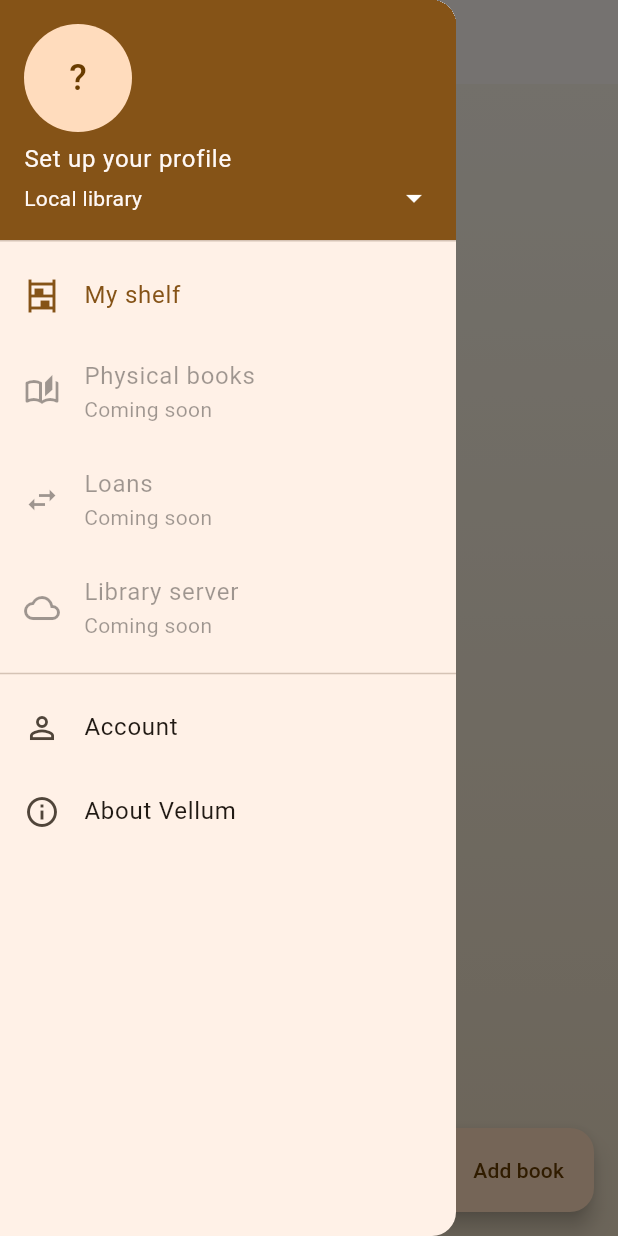
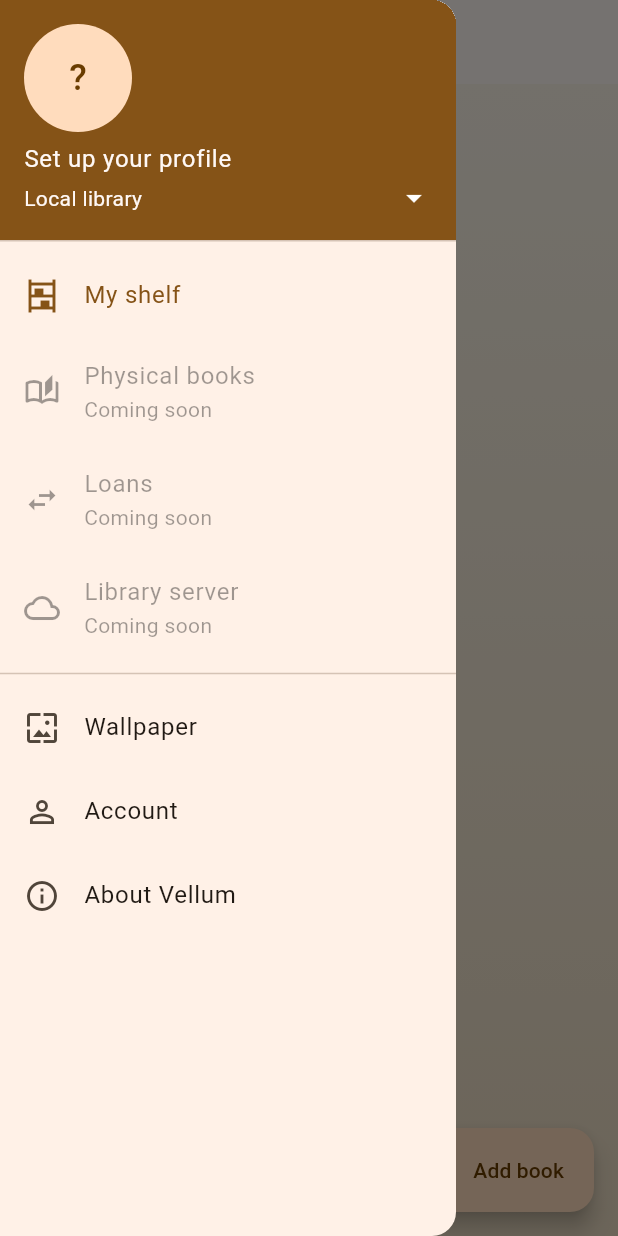
Before and after one commit to AndreiVladescu/Vellum, a Flutter app: the screen it shows after launch, with the side drawer open, on a phone screen of 412 x 824 dp. Run offline on Flutter 3.47's test engine with Material 3 defaults, Android fonts, the phone set to English and light mode, and no system bars; our stand-ins replace drift, drift_flutter, shared_preferences; missing offline and left inert: file_selector, pdfrx; accounts and stored records are empty; generated files the repository leaves out were written again.

Commit message:
Wallpaper options, delete confirmation, book take-out animation
- Selectable wallpapers (parchment, fern on white wall, ocean blue)
  with live previews in the drawer, persisted via shared_preferences
- "Are you sure" dialog before removing a book from the library
- Custom open animation: spine lifts off the shelf, flips 180° in 3D
  to reveal the front cover, then opens into the detail page
  (replaces the OpenContainer transform; animations package removed)

```diff
--- a/app/lib/app_drawer.dart
+++ b/app/lib/app_drawer.dart
@@ -2,11 +2,54 @@ import 'package:flutter/material.dart';
 
 import 'account/account_page.dart';
 import 'account/user_profile.dart';
+import 'settings/app_settings.dart';
+import 'settings/wallpaper.dart';
 
 class AppDrawer extends StatelessWidget {
-  const AppDrawer({super.key, required this.profile});
+  const AppDrawer(
+      {super.key, required this.profile, required this.settings});
 
   final UserProfileStore profile;
+  final AppSettingsStore settings;
+
+  Future<void> _pickWallpaper(BuildContext context) async {
+    Navigator.of(context).pop(); // close the drawer
+    await showDialog<void>(
+      context: context,
+      builder: (dialogContext) => SimpleDialog(
+        title: const Text('Wallpaper'),
+        children: [
+          for (final wallpaper in Wallpaper.values)
+            SimpleDialogOption(
+              onPressed: () {
+                settings.setWallpaper(wallpaper);
+                Navigator.of(dialogContext).pop();
+              },
+              child: Row(
+                children: [
+                  ClipRRect(
+                    borderRadius: BorderRadius.circular(6),
+                    child: SizedBox(
+                      width: 72,
+                      height: 44,
+                      child: WallpaperBackground(
+                        wallpaper: wallpaper,
+                        child: const SizedBox.expand(),
+                      ),
+                    ),
+                  ),
+                  const SizedBox(width: 14),
+                  Expanded(child: Text(wallpaper.label)),
+                  if (settings.wallpaper == wallpaper)
+                    Icon(Icons.check,
+                        color: Theme.of(dialogContext).colorScheme.primary),
+                ],
+              ),
+            ),
+        ],
+      ),
+    );
+  }
 
   void _openAccount(BuildContext context) {
     Navigator.of(context).pop(); // close the drawer first
@@ -62,6 +105,11 @@ class AppDrawer extends StatelessWidget {
           ),
           const Divider(),
           ListTile(
+            leading: const Icon(Icons.wallpaper),
+            title: const Text('Wallpaper'),
+            onTap: () => _pickWallpaper(context),
+          ),
+          ListTile(
             leading: const Icon(Icons.person_outline),
             title: const Text('Account'),
             onTap: () => _openAccount(context),
--- a/app/lib/main.dart
+++ b/app/lib/main.dart
@@ -6,20 +6,30 @@ import 'app_drawer.dart';
 import 'book_detail/book_detail_page.dart';
 import 'data/database.dart';
 import 'data/library_repository.dart';
+import 'settings/app_settings.dart';
+import 'settings/wallpaper.dart';
 import 'shelf/shelf_view.dart';
 
 Future<void> main() async {
   WidgetsFlutterBinding.ensureInitialized();
   final repository = await LibraryRepository.open(VellumDatabase());
   final profile = await UserProfileStore.load();
-  runApp(VellumApp(repository: repository, profile: profile));
+  final settings = await AppSettingsStore.load();
+  runApp(VellumApp(
+      repository: repository, profile: profile, settings: settings));
 }
 
 class VellumApp extends StatelessWidget {
-  const VellumApp({super.key, required this.repository, required this.profile});
+  const VellumApp({
+    super.key,
+    required this.repository,
+    required this.profile,
+    required this.settings,
+  });
 
   final LibraryRepository repository;
   final UserProfileStore profile;
+  final AppSettingsStore settings;
 
   @override
   Widget build(BuildContext context) {
@@ -33,17 +43,23 @@ class VellumApp extends StatelessWidget {
         colorSchemeSeed: const Color(0xFF7A5C3E),
         brightness: Brightness.dark,
       ),
-      home: LibraryPage(repository: repository, profile: profile),
+      home: LibraryPage(
+          repository: repository, profile: profile, settings: settings),
     );
   }
 }
 
 class LibraryPage extends StatefulWidget {
-  const LibraryPage(
-      {super.key, required this.repository, required this.profile});
+  const LibraryPage({
+    super.key,
+    required this.repository,
+    required this.profile,
+    required this.settings,
+  });
 
   final LibraryRepository repository;
   final UserProfileStore profile;
+  final AppSettingsStore settings;
 
   @override
   State<LibraryPage> createState() => _LibraryPageState();
@@ -79,7 +95,7 @@ class _LibraryPageState extends State<LibraryPage> {
   @override
   Widget build(BuildContext context) {
     return Scaffold(
-      drawer: AppDrawer(profile: widget.profile),
+      drawer: AppDrawer(profile: widget.profile, settings: widget.settings),
       appBar: AppBar(
         title: TextField(
           onChanged: (value) => setState(() => _query = value),
@@ -90,18 +106,10 @@ class _LibraryPageState extends State<LibraryPage> {
           ),
         ),
       ),
-      body: Container(
-        // A warm, library-like backdrop instead of the flat theme color:
-        // soft parchment in light mode, dim candle-lit tones in dark mode.
-        decoration: BoxDecoration(
-          gradient: LinearGradient(
-            begin: Alignment.topCenter,
-            end: Alignment.bottomCenter,
-            colors: Theme.of(context).brightness == Brightness.dark
-                ? const [Color(0xFF262019), Color(0xFF171310)]
-                : const [Color(0xFFFAF4E8), Color(0xFFEBDCC3)],
-          ),
-        ),
+      body: ListenableBuilder(
+        listenable: widget.settings,
+        builder: (context, _) => WallpaperBackground(
+          wallpaper: widget.settings.wallpaper,
           child: StreamBuilder<List<Book>>(
             stream: repository.watchAllBooks(),
             builder: (context, snapshot) {
@@ -114,7 +122,8 @@ class _LibraryPageState extends State<LibraryPage> {
               }
               final books = _filter(all);
               if (books.isEmpty) {
-              return Center(child: Text('No books match “${_query.trim()}”.'));
+                return Center(
+                    child: Text('No books match “${_query.trim()}”.'));
               }
               return ShelfView(
                 books: books,
@@ -125,6 +134,7 @@ class _LibraryPageState extends State<LibraryPage> {
             },
           ),
         ),
+      ),
       floatingActionButton: FloatingActionButton.extended(
         onPressed: () => _openAddBook(context),
         icon: const Icon(Icons.add),
--- /dev/null
+++ b/app/lib/settings/app_settings.dart
@@ -0,0 +1,29 @@
+import 'package:flutter/foundation.dart';
+import 'package:shared_preferences/shared_preferences.dart';
+
+import 'wallpaper.dart';
+
+/// App-wide preferences stored on device.
+class AppSettingsStore extends ChangeNotifier {
+  AppSettingsStore._(this._prefs);
+
+  static const _wallpaperKey = 'settings.wallpaper';
+
+  final SharedPreferences _prefs;
+
+  static Future<AppSettingsStore> load() async =>
+      AppSettingsStore._(await SharedPreferences.getInstance());
+
+  Wallpaper get wallpaper {
+    final stored = _prefs.getString(_wallpaperKey);
+    return Wallpaper.values
+            .where((w) => w.name == stored)
+            .firstOrNull ??
+        Wallpaper.parchment;
+  }
+
+  Future<void> setWallpaper(Wallpaper value) async {
+    await _prefs.setString(_wallpaperKey, value.name);
+    notifyListeners();
+  }
+}
--- /dev/null
+++ b/app/lib/settings/wallpaper.dart
@@ -0,0 +1,147 @@
+import 'dart:math';
+
+import 'package:flutter/material.dart';
+
+/// Built-in library wallpapers. Each adapts to light/dark theme.
+enum Wallpaper {
+  parchment('Warm parchment'),
+  fern('Fern on a white wall'),
+  ocean('Ocean blue');
+
+  const Wallpaper(this.label);
+
+  final String label;
+}
+
+/// Paints the selected wallpaper behind [child].
+class WallpaperBackground extends StatelessWidget {
+  const WallpaperBackground({
+    super.key,
+    required this.wallpaper,
+    required this.child,
+  });
+
+  final Wallpaper wallpaper;
+  final Widget child;
+
+  @override
+  Widget build(BuildContext context) {
+    final dark = Theme.of(context).brightness == Brightness.dark;
+    final decoration = BoxDecoration(
+      gradient: LinearGradient(
+        begin: Alignment.topCenter,
+        end: Alignment.bottomCenter,
+        colors: switch ((wallpaper, dark)) {
+          (Wallpaper.parchment, false) => const [
+              Color(0xFFFAF4E8),
+              Color(0xFFEBDCC3)
+            ],
+          (Wallpaper.parchment, true) => const [
+              Color(0xFF262019),
+              Color(0xFF171310)
+            ],
+          (Wallpaper.fern, false) => const [
+              Color(0xFFFCFCFA),
+              Color(0xFFEFEEE7)
+            ],
+          (Wallpaper.fern, true) => const [
+              Color(0xFF1F231E),
+              Color(0xFF131511)
+            ],
+          (Wallpaper.ocean, false) => const [
+              Color(0xFFF0F6FB),
+              Color(0xFFD3E2EF)
+            ],
+          (Wallpaper.ocean, true) => const [
+              Color(0xFF19202C),
+              Color(0xFF0E1219)
+            ],
+        },
+      ),
+    );
+    if (wallpaper != Wallpaper.fern) {
+      return Container(decoration: decoration, child: child);
+    }
+    return Container(
+      decoration: decoration,
+      child: Stack(
+        children: [
+          Positioned.fill(
+            child: CustomPaint(
+              painter: _FernPainter(
+                color: dark ? const Color(0x3D6E9960) : const Color(0x2E4C7A3F),
+              ),
+            ),
+          ),
+          child,
+        ],
+      ),
+    );
+  }
+}
+
+/// A few soft fern fronds growing out of the bottom-left corner.
+class _FernPainter extends CustomPainter {
+  const _FernPainter({required this.color});
+
+  final Color color;
+
+  @override
+  void paint(Canvas canvas, Size size) {
+    final h = size.height;
+    final w = size.width;
+    _frond(canvas, Offset(w * 0.06, h * 1.02), -1.35, h * 0.46);
+    _frond(canvas, Offset(-w * 0.01, h * 0.98), -0.95, h * 0.36);
+    _frond(canvas, Offset(w * 0.13, h * 1.02), -1.72, h * 0.32);
+  }
+
+  void _frond(Canvas canvas, Offset base, double angle, double length) {
+    final dir = Offset(cos(angle), sin(angle));
+    final normal = Offset(-dir.dy, dir.dx);
+    final p0 = base;
+    final p2 = base + dir * length;
+    final p1 = base + dir * (length * 0.5) + normal * (length * 0.18);
+
+    final stemPaint = Paint()
+      ..color = color
+      ..style = PaintingStyle.stroke
+      ..strokeWidth = 2.2
+      ..strokeCap = StrokeCap.round;
+    canvas.drawPath(
+      Path()
+        ..moveTo(p0.dx, p0.dy)
+        ..quadraticBezierTo(p1.dx, p1.dy, p2.dx, p2.dy),
+      stemPaint,
+    );
+
+    final leafPaint = Paint()..color = color;
+    const leaflets = 12;
+    for (var i = 1; i <= leaflets; i++) {
+      final t = i / (leaflets + 1);
+      // Point and tangent on the quadratic bezier stem.
+      final point = p0 * pow(1 - t, 2).toDouble() +
+          p1 * (2 * (1 - t) * t) +
+          p2 * (t * t);
+      final tangent = (p1 - p0) * (2 * (1 - t)) + (p2 - p1) * (2 * t);
+      final stemAngle = tangent.direction;
+      final leafLen = length * 0.20 * (1 - t) + 6;
+      for (final side in const [-1.0, 1.0]) {
+        canvas.save();
+        canvas.translate(point.dx, point.dy);
+        canvas.rotate(stemAngle + side * 1.05);
+        canvas.drawOval(
+          Rect.fromCenter(
+            center: Offset(leafLen / 2, 0),
+            width: leafLen,
+            height: leafLen * 0.30,
+          ),
+          leafPaint,
+        );
+        canvas.restore();
+      }
+    }
+  }
+
+  @override
+  bool shouldRepaint(_FernPainter oldDelegate) => color != oldDelegate.color;
+}
--- a/app/pubspec.yaml
+++ b/app/pubspec.yaml
@@ -41,7 +41,6 @@ dependencies:
   uuid: ^4.5.3
   path: ^1.9.1
   shared_preferences: ^2.5.5
-  animations: ^2.2.0
   file_selector: ^1.1.0
   crypto: ^3.0.7
   pdfrx: ^2.4.4
```
Also changed, not shown: app/lib/book_detail/book_detail_page.dart (+26 -0 lines), app/lib/shelf/book_open_route.dart (added, +116 -0 lines), app/lib/shelf/shelf_view.dart (+68 -20 lines), app/pubspec.lock. Lines whose indentation alone changed are shown as unchanged.
